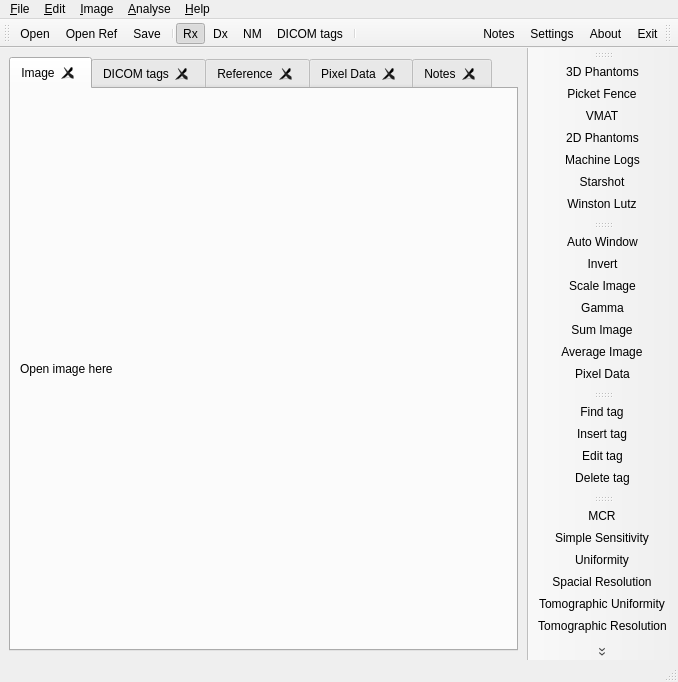
Above: LinaQAForm.ui from alanphys/LinaQA before the change. Below: the same form after it.
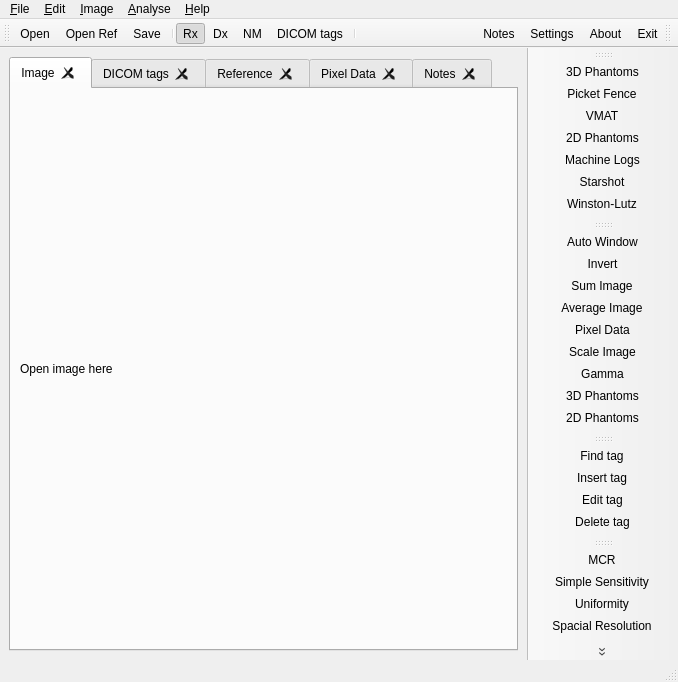
That is the form after the change. Icons and pictures are not drawn.

Commit message: Add 3D and 2D phantoms to Radiology menu and toolbar

```diff
--- a/LinaQAForm.ui
+++ b/LinaQAForm.ui
@@ -376,11 +376,13 @@
    </attribute>
    <addaction name="action_Auto_Window"/>
    <addaction name="action_Invert"/>
-   <addaction name="action_Scale_Image"/>
-   <addaction name="action_Gamma"/>
    <addaction name="action_Sum_Image"/>
    <addaction name="action_Ave_Image"/>
    <addaction name="action_Pixel_Data"/>
+   <addaction name="action_Scale_Image"/>
+   <addaction name="action_Gamma"/>
+   <addaction name="action_CatPhan"/>
+   <addaction name="action_2DPhantoms"/>
   </widget>
   <widget class="QToolBar" name="toolBar_DCM">
    <property name="windowTitle">
@@ -530,7 +532,7 @@
      <normaloff>:/Icons/Icons/W-L.png</normaloff>:/Icons/Icons/W-L.png</iconset>
    </property>
    <property name="text">
-    <string>Winston Lutz</string>
+    <string>Winston-Lutz</string>
    </property>
    <property name="toolTip">
     <string>Analyse Winston-Lutz images</string>
```
Left out of the diff: 2 changed lines with no effect on the pictures. The commit also changes 2 other files.
